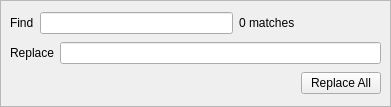
theCheeseboard/theSlate, file textparts/findreplace.ui: the form before one commit.
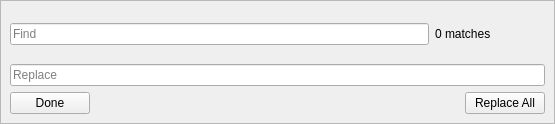
The form after the commit. Icons and pictures are not drawn.

Commit message: Find support improved greatly

Diff of the .ui file:
```diff
--- a/textparts/findreplace.ui
+++ b/textparts/findreplace.ui
@@ -6,8 +6,8 @@
    <rect>
     <x>0</x>
     <y>0</y>
-    <width>391</width>
-    <height>107</height>
+    <width>555</width>
+    <height>124</height>
    </rect>
   </property>
   <property name="windowTitle">
@@ -41,15 +41,12 @@
       <item>
        <layout class="QHBoxLayout" name="horizontalLayout">
         <item>
-         <widget class="QLabel" name="label">
-          <property name="text">
+         <widget class="QLineEdit" name="findBox">
+          <property name="placeholderText">
            <string>Find</string>
           </property>
          </widget>
         </item>
-        <item>
-         <widget class="QLineEdit" name="findBox"/>
-        </item>
         <item>
          <widget class="QLabel" name="matchesFound">
           <property name="text">
@@ -63,7 +60,13 @@
            <number>0</number>
           </property>
           <item>
-           <widget class="QPushButton" name="findPrev">
+           <widget class="QToolButton" name="findPrev">
+            <property name="sizePolicy">
+             <sizepolicy hsizetype="Preferred" vsizetype="Preferred">
+              <horstretch>0</horstretch>
+              <verstretch>0</verstretch>
+             </sizepolicy>
+            </property>
             <property name="text">
              <string/>
             </property>
@@ -71,13 +74,19 @@
              <iconset theme="go-previous" resource="../icons.qrc">
               <normaloff>:/icons/go-previous.svg</normaloff>:/icons/go-previous.svg</iconset>
             </property>
-            <property name="flat">
+            <property name="autoRaise">
              <bool>true</bool>
             </property>
            </widget>
           </item>
           <item>
-           <widget class="QPushButton" name="findNext">
+           <widget class="QToolButton" name="findNext">
+            <property name="sizePolicy">
+             <sizepolicy hsizetype="Preferred" vsizetype="Preferred">
+              <horstretch>0</horstretch>
+              <verstretch>0</verstretch>
+             </sizepolicy>
+            </property>
             <property name="text">
              <string/>
             </property>
@@ -85,7 +94,7 @@
              <iconset theme="go-next" resource="../icons.qrc">
               <normaloff>:/icons/go-next.svg</normaloff>:/icons/go-next.svg</iconset>
             </property>
-            <property name="flat">
+            <property name="autoRaise">
              <bool>true</bool>
             </property>
            </widget>
@@ -97,19 +106,23 @@
       <item>
        <layout class="QHBoxLayout" name="horizontalLayout_2">
         <item>
-         <widget class="QLabel" name="label_2">
-          <property name="text">
+         <widget class="QLineEdit" name="replaceBox">
+          <property name="placeholderText">
            <string>Replace</string>
           </property>
          </widget>
         </item>
-        <item>
-         <widget class="QLineEdit" name="replaceBox"/>
-        </item>
        </layout>
       </item>
       <item>
        <layout class="QHBoxLayout" name="horizontalLayout_4">
+        <item>
+         <widget class="QPushButton" name="doneButton">
+          <property name="text">
+           <string>Done</string>
+          </property>
+         </widget>
+        </item>
         <item>
          <spacer name="horizontalSpacer">
           <property name="orientation">
```
The commit also changes 4 other files.
